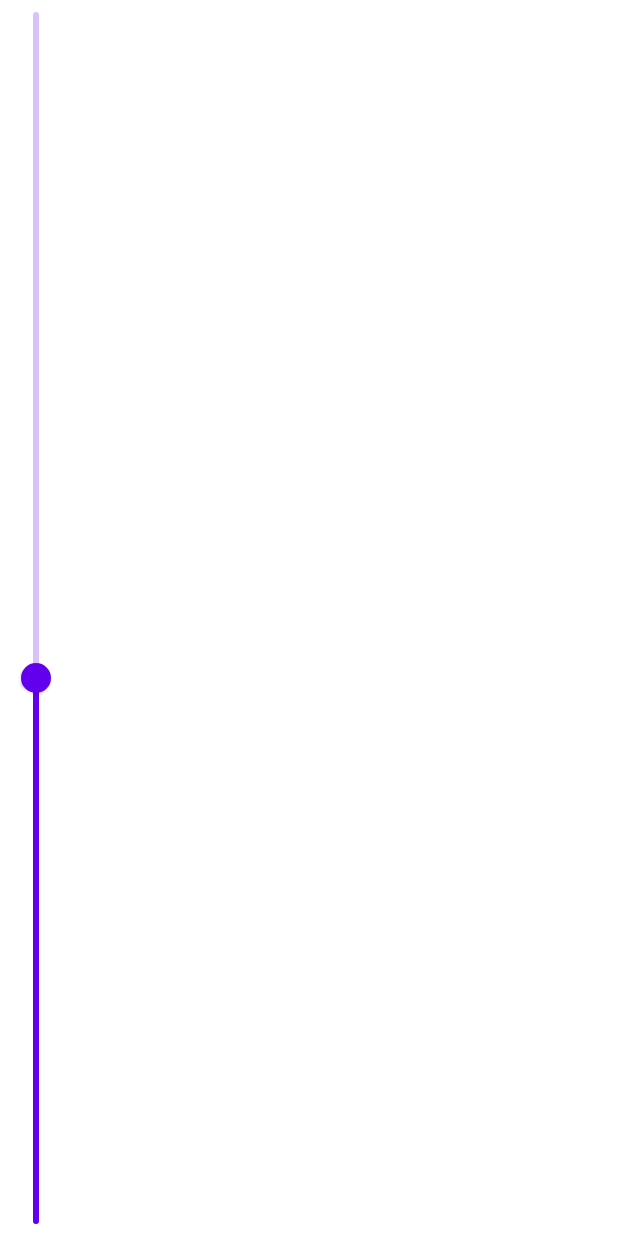
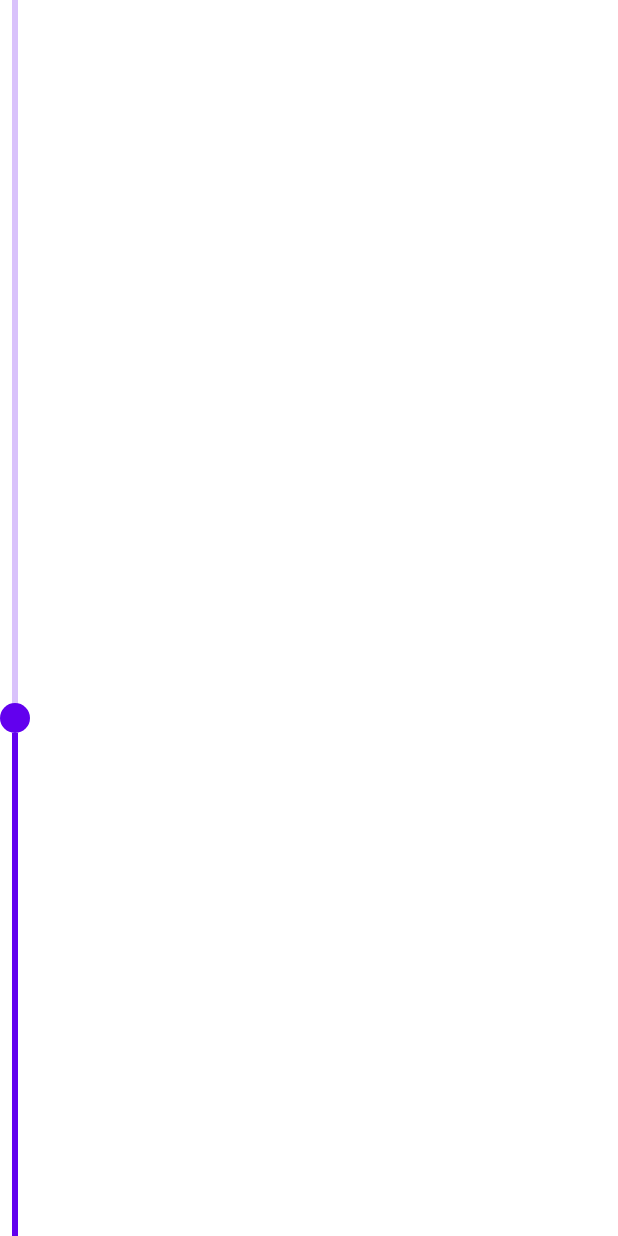
Before and after one commit to IShikakov/Smart-home-devices, an Android app built with Jetpack Compose: the @Preview function PreviewPositionSlider, on a phone screen of 412 x 824 dp. Run offline under Robolectric (Android 15) with nearby library versions, the phone set to English and light mode, and no system bars.

Commit message:
Add custom vertical slider

```diff
--- /dev/null
+++ b/app/src/main/java/com/noveogroup/modulotech/ui/common/VerticalSlider.kt
@@ -0,0 +1,171 @@
+package com.noveogroup.modulotech.ui.common
+
+import androidx.compose.foundation.background
+import androidx.compose.foundation.focusable
+import androidx.compose.foundation.gestures.DraggableState
+import androidx.compose.foundation.gestures.Orientation
+import androidx.compose.foundation.gestures.draggable
+import androidx.compose.foundation.interaction.MutableInteractionSource
+import androidx.compose.foundation.layout.Box
+import androidx.compose.foundation.layout.BoxScope
+import androidx.compose.foundation.layout.BoxWithConstraints
+import androidx.compose.foundation.layout.Spacer
+import androidx.compose.foundation.layout.fillMaxWidth
+import androidx.compose.foundation.layout.height
+import androidx.compose.foundation.layout.offset
+import androidx.compose.foundation.layout.padding
+import androidx.compose.foundation.layout.requiredSizeIn
+import androidx.compose.foundation.layout.size
+import androidx.compose.foundation.layout.width
+import androidx.compose.foundation.shape.CircleShape
+import androidx.compose.material.SliderColors
+import androidx.compose.material.SliderDefaults
+import androidx.compose.runtime.Composable
+import androidx.compose.runtime.getValue
+import androidx.compose.runtime.mutableStateOf
+import androidx.compose.runtime.remember
+import androidx.compose.runtime.setValue
+import androidx.compose.ui.Alignment
+import androidx.compose.ui.Modifier
+import androidx.compose.ui.draw.clip
+import androidx.compose.ui.platform.LocalDensity
+import androidx.compose.ui.tooling.preview.Devices
+import androidx.compose.ui.tooling.preview.Preview
+import androidx.compose.ui.unit.Dp
+import androidx.compose.ui.unit.dp
+import com.noveogroup.modulotech.ui.theme.regularPadding
+import java.lang.Float.max
+import kotlin.math.min
+
+
+private val verticalSliderWidth = 4.dp
+private val thumbSize = 20.dp
+
+@Composable
+fun VerticalSlider(
+    value: Float,
+    onValueChange: (Float) -> Unit,
+    modifier: Modifier = Modifier,
+    enabled: Boolean = true,
+    valueRange: ClosedFloatingPointRange<Float> = 0f..1f,
+    interactionSource: MutableInteractionSource = remember { MutableInteractionSource() },
+    colors: SliderColors = SliderDefaults.colors(),
+) {
+    BoxWithConstraints(
+        contentAlignment = Alignment.Center,
+        modifier = modifier
+            .requiredSizeIn(minWidth = thumbSize, minHeight = thumbSize * 2)
+            .focusable(enabled, interactionSource)
+    ) {
+        val maxHeightPx: Float = max(constraints.maxHeight.toFloat(), 0f)
+        val minHeightPx: Float = min(0f, maxHeightPx)
+
+        var thumbOffset by remember {
+            mutableStateOf(
+                scaleValueToRange(
+                    value = value,
+                    fromRange = valueRange,
+                    toRange = minHeightPx..maxHeightPx
+                )
+            )
+        }
+
+        val draggableState = remember(minHeightPx, maxHeightPx, valueRange) {
+            DraggableState { delta ->
+                val newOffset = thumbOffset - delta
+                thumbOffset = when {
+                    newOffset >= maxHeightPx -> maxHeightPx
+                    newOffset <= minHeightPx -> minHeightPx
+                    else -> newOffset
+                }
+                onValueChange(
+                    scaleValueToRange(
+                        value = thumbOffset,
+                        fromRange = minHeightPx..maxHeightPx,
+                        toRange = valueRange
+                    )
+                )
+            }
+        }
+
+        val thumbOffsetDp: Dp
+        val heightDp: Dp
+        with(LocalDensity.current) {
+            thumbOffsetDp = thumbOffset.toDp()
+            heightDp = (maxHeightPx - minHeightPx).toDp()
+        }
+        VerticalSliderView(
+            thumbOffset = thumbOffsetDp,
+            enabled = enabled,
+            colors = colors,
+            height = heightDp,
+            modifier = Modifier
+                .draggable(
+                    state = draggableState,
+                    orientation = Orientation.Vertical,
+                    enabled = enabled,
+                    interactionSource = interactionSource,
+                )
+        )
+    }
+}
+
+@Composable
+private fun BoxScope.VerticalSliderView(
+    thumbOffset: Dp,
+    enabled: Boolean,
+    height: Dp,
+    colors: SliderColors,
+    modifier: Modifier,
+) {
+    val thumbRadius = thumbSize / 2
+    Spacer(
+        Modifier
+            .align(Alignment.Center)
+            .width(verticalSliderWidth)
+            .height(height)
+            .background(colors.trackColor(enabled = enabled, active = false).value)
+    )
+    Spacer(
+        Modifier
+            .align(Alignment.BottomCenter)
+            .width(verticalSliderWidth)
+            .height(thumbOffset - thumbRadius)
+            .background(colors.trackColor(enabled = enabled, active = true).value)
+    )
+    Box(
+        modifier = Modifier
+            .align(Alignment.TopCenter)
+            .offset(y = height - thumbOffset - thumbRadius)
+            .size(thumbSize)
+            .clip(CircleShape)
+            .background(colors.thumbColor(enabled = enabled).value)
+            .then(modifier)
+    )
+}
+
+/**
+ * Scale [value] from [fromRange] range to [toRange] range
+ */
+private fun scaleValueToRange(
+    value: Float,
+    fromRange: ClosedRange<Float>,
+    toRange: ClosedRange<Float>,
+): Float {
+    val coercedValue = value.coerceIn(fromRange.start, fromRange.endInclusive)
+    return (coercedValue / fromRange.endInclusive) * (toRange.endInclusive - toRange.start) + toRange.start
+}
+
+@Preview(showBackground = true, device = Devices.PIXEL_2, locale = "en")
+@Composable
+private fun PreviewVerticalSlider() {
+    var value by remember { mutableStateOf(0.5f) }
+    VerticalSlider(
+        value = value,
+        onValueChange = { value = it },
+        modifier = Modifier
+            .padding(regularPadding)
+            .fillMaxWidth()
+            .height(200.dp)
+    )
+}
--- a/app/src/main/java/com/noveogroup/modulotech/ui/devices/details/screens/RollerShutterDetailsScreen.kt
+++ b/app/src/main/java/com/noveogroup/modulotech/ui/devices/details/screens/RollerShutterDetailsScreen.kt
@@ -4,14 +4,13 @@ import android.content.res.Configuration
 import androidx.compose.foundation.layout.Column
 import androidx.compose.foundation.layout.Row
 import androidx.compose.foundation.layout.Spacer
+import androidx.compose.foundation.layout.fillMaxHeight
 import androidx.compose.foundation.layout.fillMaxSize
-import androidx.compose.foundation.layout.fillMaxWidth
 import androidx.compose.foundation.layout.height
 import androidx.compose.foundation.layout.padding
 import androidx.compose.foundation.layout.size
 import androidx.compose.foundation.layout.width
 import androidx.compose.material.MaterialTheme
-import androidx.compose.material.Slider
 import androidx.compose.material.Text
 import androidx.compose.runtime.Composable
 import androidx.compose.runtime.getValue
@@ -21,16 +20,13 @@ import androidx.compose.runtime.setValue
 import androidx.compose.ui.Alignment
 import androidx.compose.ui.Modifier
 import androidx.compose.ui.graphics.Color
-import androidx.compose.ui.graphics.TransformOrigin
-import androidx.compose.ui.graphics.graphicsLayer
-import androidx.compose.ui.layout.layout
 import androidx.compose.ui.platform.LocalConfiguration
 import androidx.compose.ui.res.stringResource
 import androidx.compose.ui.tooling.preview.Devices
 import androidx.compose.ui.tooling.preview.Preview
-import androidx.compose.ui.unit.Constraints
 import com.noveogroup.modulotech.R
 import com.noveogroup.modulotech.ui.common.DrawableImage
+import com.noveogroup.modulotech.ui.common.VerticalSlider
 import com.noveogroup.modulotech.ui.devices.details.model.RollerShutterDetailsPreview
 import com.noveogroup.modulotech.ui.theme.deviceIcon
 import com.noveogroup.modulotech.ui.theme.halfPadding
@@ -72,7 +68,7 @@ private fun PortraitDetailsScreen(
     ) {
         RollerIcon()
         PositionText(value = roller.value.toInt())
-        Spacer(modifier = Modifier.height(halfPadding))
+        Spacer(modifier = Modifier.height(regularPadding))
         PositionSlider(
             value = roller.rawValue,
             range = roller.valueRange,
@@ -132,34 +128,13 @@ private fun PositionSlider(
     range: ClosedFloatingPointRange<Float>,
     changePosition: (Float) -> Unit,
 ) {
-    Slider(
+    VerticalSlider(
         value = value,
         valueRange = range,
         onValueChange = changePosition,
-        modifier = Modifier
-            .verticalPosition()
-            .fillMaxWidth()
+        modifier = Modifier.fillMaxHeight()
     )
 }
-
-fun Modifier.verticalPosition() = this
-    .graphicsLayer {
-        rotationZ = 270f
-        transformOrigin = TransformOrigin(0f, 0f)
-    }
-    .layout { measurable, constraints ->
-        val placeable = measurable.measure(
-            Constraints(
-                minWidth = constraints.minHeight,
-                maxWidth = constraints.maxHeight,
-                minHeight = constraints.minWidth,
-                maxHeight = constraints.maxHeight,
-            )
-        )
-        layout(placeable.height, placeable.width) {
-            placeable.place(-placeable.width, 0)
-        }
-    }
 
 private val detailsPreview = RollerShutterDetailsPreview(
     id = "0",
@@ -188,7 +163,7 @@ private fun PreviewPositionSlider() {
     PositionSlider(
         value = detailsPreview.rawValue,
         range = detailsPreview.valueRange,
-        changePosition = { detailsPreview = detailsPreview.copy(rawValue = it) }
+        changePosition = { detailsPreview = detailsPreview.copy(rawValue = it) },
     )
 }
 
```
